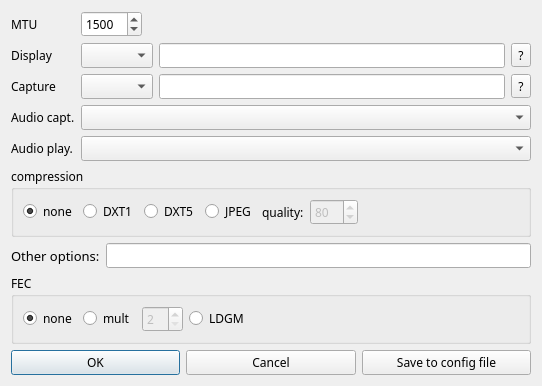
Before: the Qt Designer form ultragrid/gui/QT/UltraGrid-Advanced.ui in CESNET/UltraGrid, drawn with Qt 5.
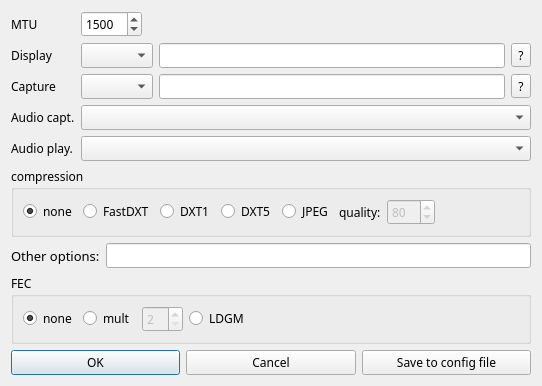
After: the same form once the commit is applied.

Patch:
```diff
--- a/ultragrid/gui/QT/UltraGrid-Advanced.ui
+++ b/ultragrid/gui/QT/UltraGrid-Advanced.ui
@@ -180,6 +180,16 @@
         </property>
        </widget>
       </item>
+      <item>
+       <widget class="QRadioButton" name="compress_FastDXT">
+        <property name="toolTip">
+         <string>&lt;html&gt;&lt;head/&gt;&lt;body&gt;&lt;p&gt;CPU based DXT1 (YUV) compression&lt;/p&gt;&lt;p&gt;&lt;br/&gt;&lt;/p&gt;&lt;p&gt;Provides same bandwidth as GPU DXT1. Has the worse quality from other options. On the other hand, because is completly CPU based, it can act as a fallback if we cannot use GPU based compressions (eg. lack of suitable graphic card).&lt;/p&gt;&lt;/body&gt;&lt;/html&gt;</string>
+        </property>
+        <property name="text">
+         <string>FastDXT</string>
+        </property>
+       </widget>
+      </item>
       <item>
        <widget class="QRadioButton" name="compress_DXT1">
         <property name="toolTip">
```
